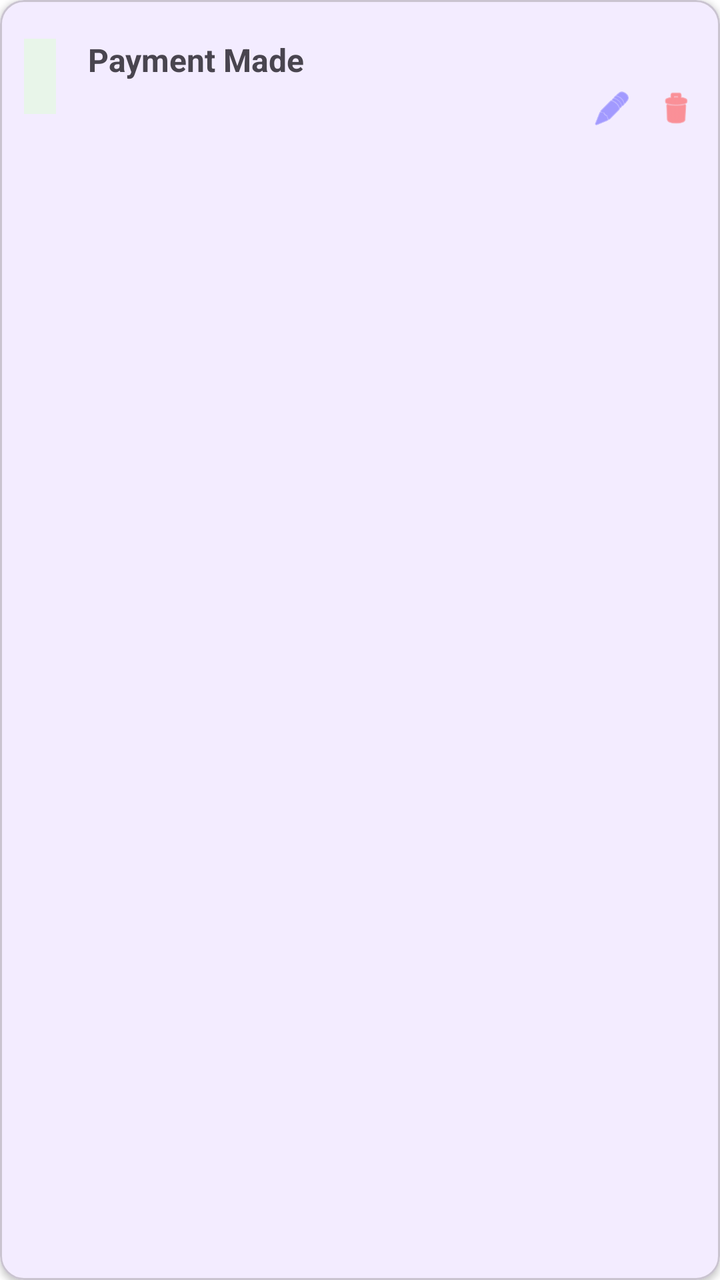
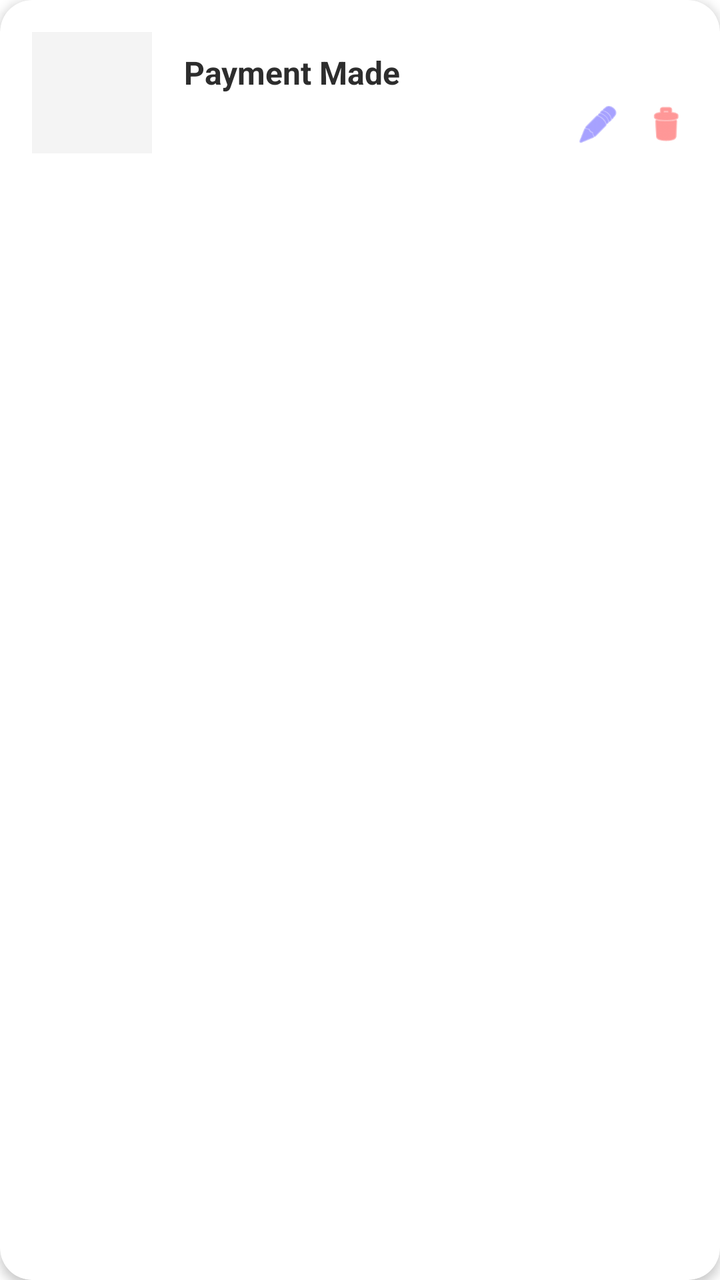

Screens rendered from an Android XML layout before and after an edit, with the pre-edit source and the edit as a unified diff.
<!-- AndroidManifest.xml: application theme Theme.ExpenseSplitter -->
<!-- res/layout/item_settlement.xml -->
<?xml version="1.0" encoding="utf-8"?>
<com.google.android.material.card.MaterialCardView xmlns:android="http://schemas.android.com/apk/res/android"
    xmlns:app="http://schemas.android.com/apk/res-auto"
    android:layout_width="match_parent"
    android:layout_height="wrap_content"
    android:layout_margin="8dp" app:cardCornerRadius="12dp" app:cardElevation="2dp">
    <LinearLayout android:orientation="horizontal" android:padding="12dp" android:gravity="center_vertical" android:layout_width="match_parent" android:layout_height="wrap_content">
        <LinearLayout android:orientation="vertical" android:background="#E8F5E9" android:padding="8dp" android:gravity="center" android:layout_width="wrap_content" android:layout_height="wrap_content">
            <TextView android:id="@+id/tvDateDay" android:textSize="16sp" android:textStyle="bold" android:layout_width="wrap_content" android:layout_height="wrap_content"/>
        </LinearLayout>
        <LinearLayout android:orientation="vertical" android:layout_weight="1" android:layout_marginStart="16dp" android:layout_width="0dp" android:layout_height="wrap_content">
            <TextView android:id="@+id/tvTitle" android:textSize="16sp" android:textStyle="bold" android:text="Payment Made" android:layout_width="wrap_content" android:layout_height="wrap_content"/>
            <TextView android:id="@+id/tvNote" android:textSize="12sp" android:textColor="#777777" android:layout_width="wrap_content" android:layout_height="wrap_content"/>
        </LinearLayout>
        <LinearLayout android:orientation="vertical" android:gravity="center" android:layout_width="wrap_content" android:layout_height="wrap_content">
            <TextView android:id="@+id/tvAmount" android:textSize="18sp" android:textStyle="bold" android:textColor="#2E7D32" android:layout_width="wrap_content" android:layout_height="wrap_content"/>
            <LinearLayout android:layout_width="wrap_content" android:layout_height="wrap_content" android:layout_marginTop="8dp">
                <ImageView android:id="@+id/btnEdit" android:layout_width="20dp" android:layout_height="20dp" android:src="@android:drawable/ic_menu_edit" android:layout_marginEnd="12dp" app:tint="#6C63FF"/>
                <ImageView android:id="@+id/btnDelete" android:layout_width="20dp" android:layout_height="20dp" android:src="@android:drawable/ic_menu_delete" app:tint="#FF5252"/>
            </LinearLayout>
        </LinearLayout>
    </LinearLayout>
</com.google.android.material.card.MaterialCardView>
<!-- resources referenced by this layout -->
<resources>
  <style name="Theme.ExpenseSplitter" parent="Theme.Material3.DayNight.NoActionBar">
          <item name="colorPrimary">@color/purple_primary</item>
          <item name="android:windowBackground">@color/bg_color</item>
          <item name="android:statusBarColor">@color/bg_color</item>
          <item name="android:windowLightStatusBar">true</item>
      </style>
  <color name="purple_primary">#6C63FF</color>
  <color name="bg_color">#FFFFFF</color>
</resources>

<!-- the commit's change to res/layout/item_settlement.xml (unified diff, before → after) -->
@@ -3,20 +3,75 @@
     xmlns:app="http://schemas.android.com/apk/res-auto"
     android:layout_width="match_parent"
     android:layout_height="wrap_content"
-    android:layout_margin="8dp" app:cardCornerRadius="12dp" app:cardElevation="2dp">
-    <LinearLayout android:orientation="horizontal" android:padding="12dp" android:gravity="center_vertical" android:layout_width="match_parent" android:layout_height="wrap_content">
-        <LinearLayout android:orientation="vertical" android:background="#E8F5E9" android:padding="8dp" android:gravity="center" android:layout_width="wrap_content" android:layout_height="wrap_content">
-            <TextView android:id="@+id/tvDateDay" android:textSize="16sp" android:textStyle="bold" android:layout_width="wrap_content" android:layout_height="wrap_content"/>
+    android:layout_margin="8dp"
+    app:cardBackgroundColor="#FFFFFF"
+    app:cardCornerRadius="16dp"
+    app:cardElevation="3dp"
+    app:strokeWidth="0dp">
+
+    <LinearLayout
+        android:orientation="horizontal"
+        android:padding="16dp"
+        android:gravity="center_vertical"
+        android:layout_width="match_parent"
+        android:layout_height="wrap_content">
+
+        <LinearLayout
+            android:orientation="vertical"
+            android:background="#F4F4F4"
+            android:padding="10dp"
+            android:gravity="center"
+            android:layout_width="60dp"
+            android:layout_height="wrap_content">
+            <TextView android:id="@+id/tvDateDay" android:textSize="18sp" android:textStyle="bold" android:textColor="#2D2D2D" android:layout_width="wrap_content" android:layout_height="wrap_content"/>
+            <TextView android:id="@+id/tvDateMonth" android:textSize="12sp" android:textColor="#777777" android:layout_width="wrap_content" android:layout_height="wrap_content"/>
         </LinearLayout>
-        <LinearLayout android:orientation="vertical" android:layout_weight="1" android:layout_marginStart="16dp" android:layout_width="0dp" android:layout_height="wrap_content">
-            <TextView android:id="@+id/tvTitle" android:textSize="16sp" android:textStyle="bold" android:text="Payment Made" android:layout_width="wrap_content" android:layout_height="wrap_content"/>
-            <TextView android:id="@+id/tvNote" android:textSize="12sp" android:textColor="#777777" android:layout_width="wrap_content" android:layout_height="wrap_content"/>
+
+        <LinearLayout
+            android:orientation="vertical"
+            android:layout_weight="1"
+            android:layout_marginStart="16dp"
+            android:layout_width="0dp"
+            android:layout_height="wrap_content">
+            <TextView android:id="@+id/tvTitle" android:textSize="16sp" android:textStyle="bold" android:textColor="#2D2D2D" android:text="Payment Made" android:layout_width="wrap_content" android:layout_height="wrap_content"/>
+            
+            <LinearLayout android:layout_width="wrap_content" android:layout_height="wrap_content" android:orientation="horizontal" android:layout_marginTop="4dp">
+                <TextView android:id="@+id/tvNote" android:textSize="12sp" android:textColor="#777777" android:layout_width="wrap_content" android:layout_height="wrap_content"/>
+                <TextView android:id="@+id/tvTime" android:textSize="12sp" android:textColor="#777777" android:layout_marginStart="8dp" android:layout_width="wrap_content" android:layout_height="wrap_content"/>
+            </LinearLayout>
         </LinearLayout>
-        <LinearLayout android:orientation="vertical" android:gravity="center" android:layout_width="wrap_content" android:layout_height="wrap_content">
-            <TextView android:id="@+id/tvAmount" android:textSize="18sp" android:textStyle="bold" android:textColor="#2E7D32" android:layout_width="wrap_content" android:layout_height="wrap_content"/>
-            <LinearLayout android:layout_width="wrap_content" android:layout_height="wrap_content" android:layout_marginTop="8dp">
-                <ImageView android:id="@+id/btnEdit" android:layout_width="20dp" android:layout_height="20dp" android:src="@android:drawable/ic_menu_edit" android:layout_marginEnd="12dp" app:tint="#6C63FF"/>
-                <ImageView android:id="@+id/btnDelete" android:layout_width="20dp" android:layout_height="20dp" android:src="@android:drawable/ic_menu_delete" app:tint="#FF5252"/>
+
+        <LinearLayout
+            android:layout_width="wrap_content"
+            android:layout_height="wrap_content"
+            android:orientation="vertical"
+            android:gravity="end">
+            
+            <TextView
+                android:id="@+id/tvAmount"
+                android:textSize="18sp"
+                android:textStyle="bold"
+                android:textColor="#2E7D32"
+                android:layout_width="wrap_content"
+                android:layout_height="wrap_content"/>
+
+            <LinearLayout
+                android:layout_width="wrap_content"
+                android:layout_height="wrap_content"
+                android:layout_marginTop="8dp">
+                <ImageView
+                    android:id="@+id/btnEdit"
+                    android:layout_width="22dp"
+                    android:layout_height="22dp"
+                    android:src="@android:drawable/ic_menu_edit"
+                    android:layout_marginEnd="12dp"
+                    app:tint="#6C63FF"/>
+                <ImageView
+                    android:id="@+id/btnDelete"
+                    android:layout_width="22dp"
+                    android:layout_height="22dp"
+                    android:src="@android:drawable/ic_menu_delete"
+                    app:tint="#FF5252"/>
             </LinearLayout>
         </LinearLayout>
     </LinearLayout>
